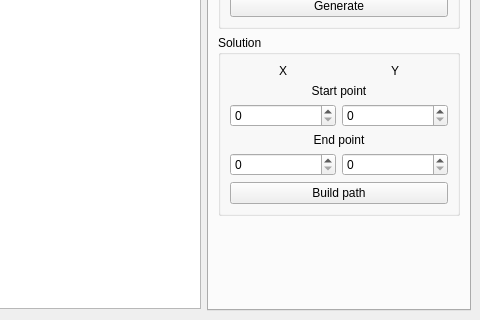
Before: the Qt Designer form src/source/view/mainwindow.ui in Oleg-Sl/A1_Maze, drawn with Qt 5; both pictures show x 313 to 793 and y 205 to 525 of the 793 by 525 pixel window.
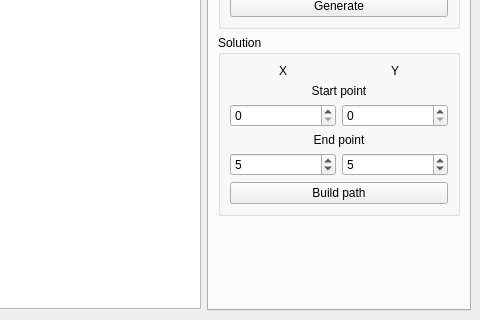
After: the same form once the commit is applied.

What changed in the file:
```diff
--- a/src/source/view/mainwindow.ui
+++ b/src/source/view/mainwindow.ui
@@ -108,7 +108,11 @@
               </widget>
              </item>
              <item row="5" column="0">
-              <widget class="QSpinBox" name="spin_end_x"/>
+              <widget class="QSpinBox" name="spin_end_x">
+               <property name="value">
+                <number>5</number>
+               </property>
+              </widget>
              </item>
              <item row="4" column="0" colspan="2">
               <widget class="QLabel" name="label_end_point">
@@ -121,7 +125,11 @@
               </widget>
              </item>
              <item row="5" column="1">
-              <widget class="QSpinBox" name="spin_end_y"/>
+              <widget class="QSpinBox" name="spin_end_y">
+               <property name="value">
+                <number>5</number>
+               </property>
+              </widget>
              </item>
              <item row="6" column="0" colspan="2">
               <widget class="QPushButton" name="button_build_path">
```
